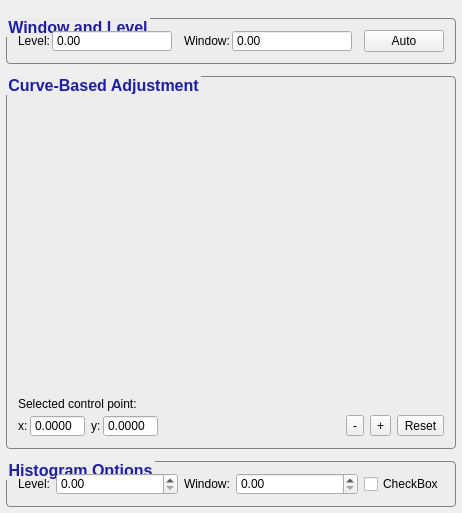
Above: GUI/Qt/Components/ContrastInspector.ui from pyushkevich/itksnap before the change. Below: the same form after it.
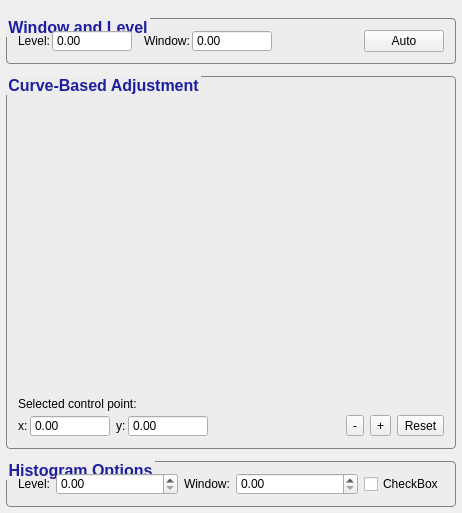
That is the form after the change. Icons and pictures are not drawn. Custom widgets are drawn as their Qt base class.

Commit message: Fixes to the contrast pane, automatic disconnection between ITK objects and Qt observers

What changed in the file:
```diff
--- a/GUI/Qt/Components/ContrastInspector.ui
+++ b/GUI/Qt/Components/ContrastInspector.ui
@@ -94,10 +94,25 @@
        <widget class="QDoubleSpinBox" name="doubleSpinBox">
         <property name="sizePolicy">
          <sizepolicy hsizetype="Minimum" vsizetype="Fixed">
-          <horstretch>1</horstretch>
+          <horstretch>0</horstretch>
           <verstretch>0</verstretch>
          </sizepolicy>
         </property>
+        <property name="minimumSize">
+         <size>
+          <width>80</width>
+          <height>0</height>
+         </size>
+        </property>
+        <property name="maximumSize">
+         <size>
+          <width>64</width>
+          <height>16777215</height>
+         </size>
+        </property>
+        <property name="focusPolicy">
+         <enum>Qt::WheelFocus</enum>
+        </property>
         <property name="buttonSymbols">
          <enum>QAbstractSpinBox::NoButtons</enum>
         </property>
@@ -137,6 +152,18 @@
           <verstretch>0</verstretch>
          </sizepolicy>
         </property>
+        <property name="minimumSize">
+         <size>
+          <width>80</width>
+          <height>0</height>
+         </size>
+        </property>
+        <property name="maximumSize">
+         <size>
+          <width>64</width>
+          <height>16777215</height>
+         </size>
+        </property>
         <property name="buttonSymbols">
          <enum>QAbstractSpinBox::NoButtons</enum>
         </property>
@@ -148,7 +175,7 @@
          <enum>Qt::Horizontal</enum>
         </property>
         <property name="sizeType">
-         <enum>QSizePolicy::Fixed</enum>
+         <enum>QSizePolicy::Expanding</enum>
         </property>
         <property name="sizeHint" stdset="0">
          <size>
@@ -288,11 +315,23 @@
                 <verstretch>0</verstretch>
                </sizepolicy>
               </property>
+              <property name="minimumSize">
+               <size>
+                <width>80</width>
+                <height>0</height>
+               </size>
+              </property>
+              <property name="maximumSize">
+               <size>
+                <width>80</width>
+                <height>16777215</height>
+               </size>
+              </property>
               <property name="buttonSymbols">
                <enum>QAbstractSpinBox::NoButtons</enum>
               </property>
               <property name="decimals">
-               <number>4</number>
+               <number>2</number>
               </property>
              </widget>
             </item>
@@ -323,11 +362,23 @@
                 <verstretch>0</verstretch>
                </sizepolicy>
               </property>
+              <property name="minimumSize">
+               <size>
+                <width>80</width>
+                <height>0</height>
+               </size>
+              </property>
+              <property name="maximumSize">
+               <size>
+                <width>80</width>
+                <height>16777215</height>
+               </size>
+              </property>
               <property name="buttonSymbols">
                <enum>QAbstractSpinBox::NoButtons</enum>
               </property>
               <property name="decimals">
-               <number>4</number>
+               <number>2</number>
               </property>
              </widget>
             </item>
```
Left out of the diff: 27 changed lines with no effect on the pictures. The commit also changes 21 other files.
